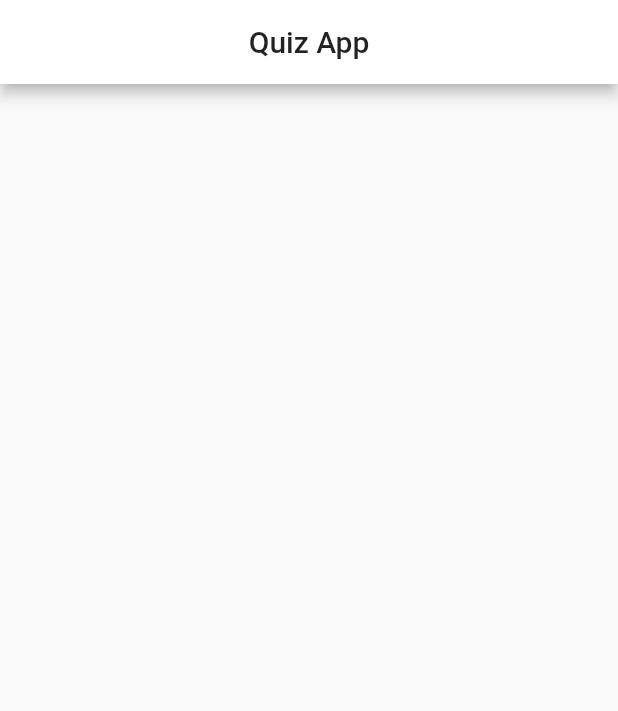
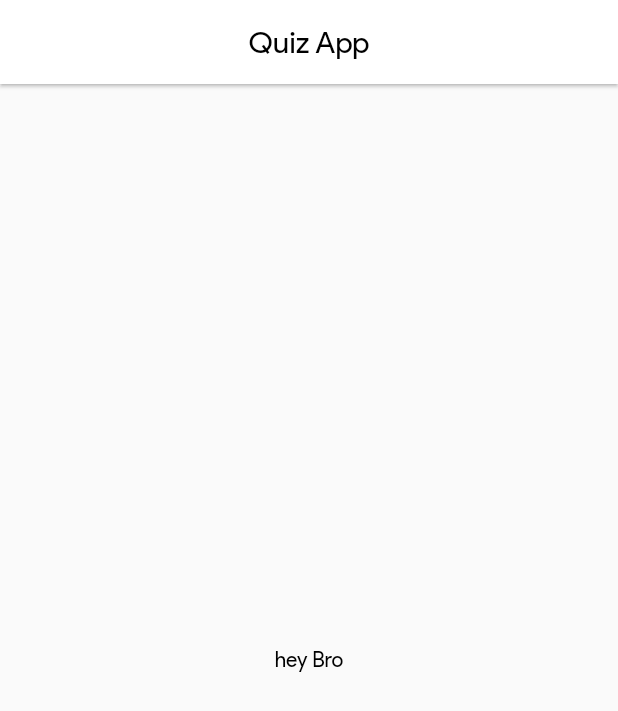
Before and after one commit to sounishnath003/opentdb-quiz-flutter-app, a Flutter app: the screen it shows after launch, on a phone screen of 412 x 824 dp. Shown: the top 711 px of the screen. Run offline on Flutter 3.47's test engine with Material 2 defaults, Android fonts, the phone set to English and light mode, and no system bars.

```diff
--- a/lib/MyHomePage.dart
+++ b/lib/MyHomePage.dart
@@ -15,7 +15,15 @@ class _MyHomePageState extends State<MyHomePage> {
         centerTitle: true,
         titleSpacing: 2.0,
         backgroundColor: Colors.white,
+        elevation: 1.0,
       ),
+      body: _appBody(),
     );
   }
 }
+
+Widget _appBody() {
+  return new Center(
+    child: new Text("hey Bro"),
+  );
+}
--- a/lib/main.dart
+++ b/lib/main.dart
@@ -9,10 +9,22 @@ class MyApp extends StatelessWidget {
   @override
   Widget build(BuildContext context) {
     return MaterialApp(
+      debugShowCheckedModeBanner: false,
       title: 'Quiz App',
       theme: new ThemeData(
+        fontFamily: "Product",
         primaryColor: Colors.white,
         primarySwatch: Colors.indigo,
+        textTheme: TextTheme(
+          title: new TextStyle(color: Colors.black,),
+          body1: new TextStyle(color: Colors.black),
+          body2: new TextStyle(color: Colors.black),
+          subtitle: new TextStyle(color: Colors.black),
+          subhead: new TextStyle(color: Colors.black)
+          ),
+        primaryTextTheme: TextTheme(
+          title: new TextStyle(color: Colors.black)
+        ),
         iconTheme: IconThemeData(color: Colors.indigoAccent),
 
       ),
```
Also changed, not shown: pubspec.yaml (+5 -6 lines), Assets/Fonts/Product Sans Regular.ttf (added), pubspec.lock.
